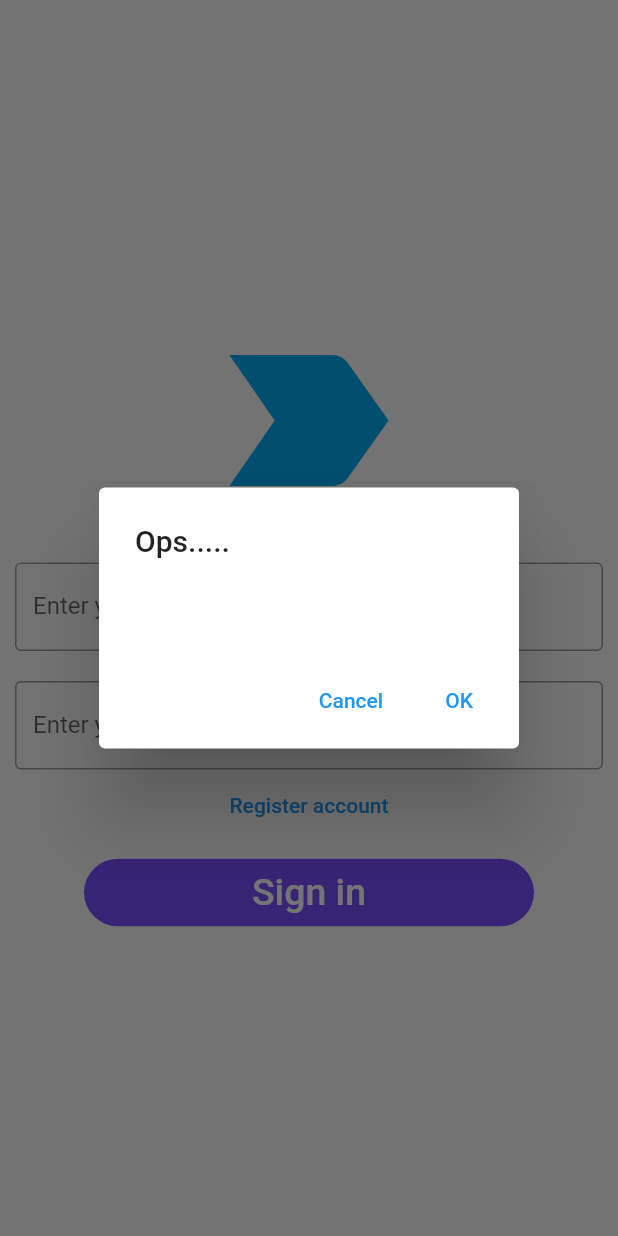
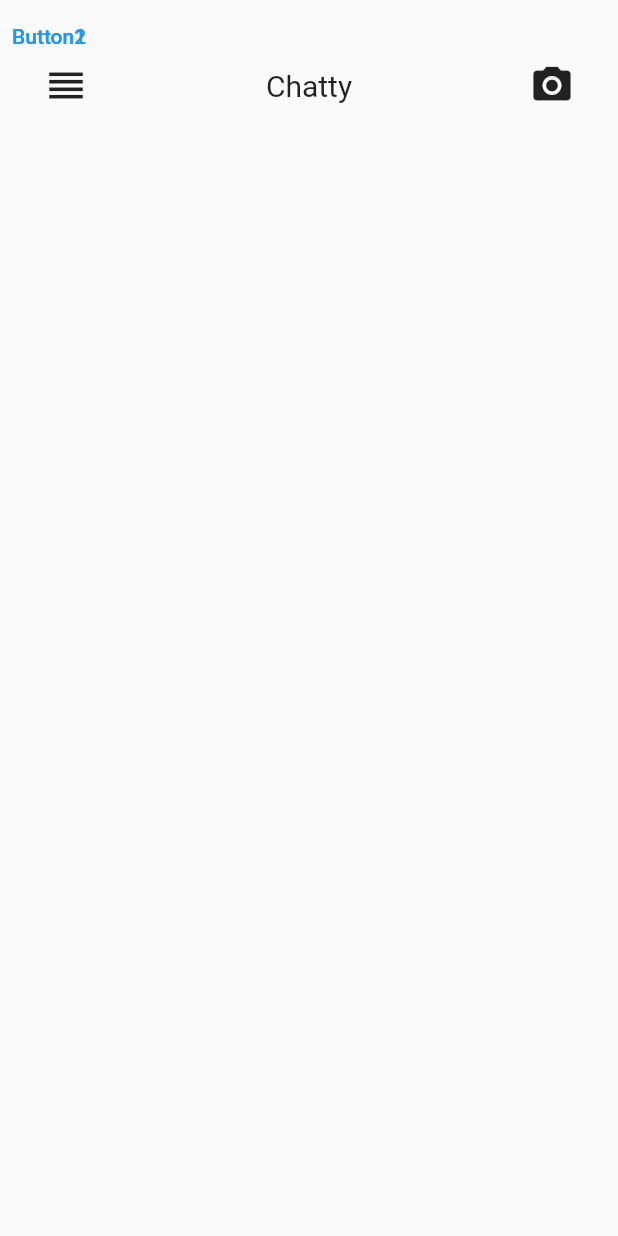
Before and after one commit to nhatduy209/Flutter_ChattingApp, a Flutter app: the screen it shows after launch, after a tap on "Sign in", on a phone screen of 412 x 824 dp. Run offline on Flutter 3.47's test engine with Material 2 defaults, Android fonts, the phone set to English and light mode, and no system bars.

Commit message:
Add code , home screen

```diff
--- a/flutter_chatting/lib/main.dart
+++ b/flutter_chatting/lib/main.dart
@@ -1,5 +1,6 @@
 import 'package:flutter/material.dart';
 import 'package:flutter_chatting/register_screen.dart';
+import 'package:flutter_chatting/screen/Home.dart';
 
 void main() {
   runApp(const MyApp());
@@ -89,24 +90,13 @@ class _MyHomePageState extends State<MyHomePage> {
                       shape: MaterialStateProperty.all(RoundedRectangleBorder(
                           borderRadius: BorderRadius.circular(30.0))),
                     ),
-                    onPressed: () => showDialog<String>(
-                          context: context,
-                          builder: (BuildContext context) => AlertDialog(
-                            title: const Text('Ops.....'),
-                            content: Text(username.text + password.text),
-                            actions: <Widget>[
-                              TextButton(
-                                onPressed: () =>
-                                    Navigator.pop(context, 'Cancel'),
-                                child: const Text('Cancel'),
-                              ),
-                              TextButton(
-                                onPressed: () => Navigator.pop(context, 'OK'),
-                                child: const Text('OK'),
-                              ),
-                            ],
-                          ),
-                        ),
+                    onPressed: () => {
+                          Navigator.push(
+                            context,
+                            MaterialPageRoute(
+                                builder: (context) => const HomeRoute()),
+                          )
+                        },
                     child: Text('Sign in', style: TextStyle(fontSize: 25))))
           ],
         ),
--- /dev/null
+++ b/flutter_chatting/lib/screen/Home.dart
@@ -0,0 +1,58 @@
+import 'dart:io';
+
+import 'package:flutter/cupertino.dart';
+import 'package:flutter/material.dart';
+
+class HomeRoute extends StatelessWidget {
+  const HomeRoute({Key? key}) : super(key: key);
+
+  @override
+  Widget build(BuildContext context) {
+    return Scaffold(
+        body: Stack(children: <Widget>[
+      Container(
+          margin: const EdgeInsets.only(left: 20.0, right: 20.0, top: 33.0),
+          child: Row(
+              mainAxisAlignment: MainAxisAlignment.spaceBetween,
+              children: <Widget>[
+                IconButton(
+                    icon: Icon(Icons.reorder, size: 30.0), onPressed: () => {}),
+                Text(
+                  'Chatty',
+                  textAlign: TextAlign.center,
+                  style: TextStyle(fontSize: 20.0),
+                ),
+                IconButton(
+                    icon: Icon(Icons.camera_alt, size: 30.0),
+                    onPressed: () => {}),
+              ])),
+      ComponentButton(text: "Button1 "),
+      ComponentButton(text: "Button2 ")
+    ]));
+  }
+}
+
+class ComponentButton extends StatefulWidget {
+  @override
+  final String
+      text; // <--- generates the error, "Field doesn't override an inherited getter or setter"
+  ComponentButton({required String text}) : this.text = text;
+
+  ComponentButtonState createState() => new ComponentButtonState(text);
+}
+
+class ComponentButtonState extends State<ComponentButton> {
+  ComponentButtonState(this.text);
+  final String text;
+
+  @override
+  Widget build(BuildContext context) {
+    return TextButton(
+      style: ButtonStyle(
+        foregroundColor: MaterialStateProperty.all<Color>(Colors.blue),
+      ),
+      onPressed: () {},
+      child: Text(text),
+    );
+  }
+}
--- a/flutter_chatting/pubspec.yaml
+++ b/flutter_chatting/pubspec.yaml
@@ -29,7 +29,13 @@ environment:
 dependencies:
   flutter:
     sdk: flutter
+  firebase_core: ^0.4.0+9
+  # Add the dependency for the FlutterFire plugin for Google Analytics
+  firebase_analytics: ^5.0.2
 
+  # Add the dependencies for any other Firebase products you want to use in your app
+  # For example, to use Firebase Authentication and Cloud Firestore
+  firebase_auth: ^0.14.0+5
 
   # The following adds the Cupertino Icons font to your application.
   # Use with the CupertinoIcons class for iOS style icons.
```
Also changed, not shown: flutter_chatting/pubspec.lock, 7 other files.
